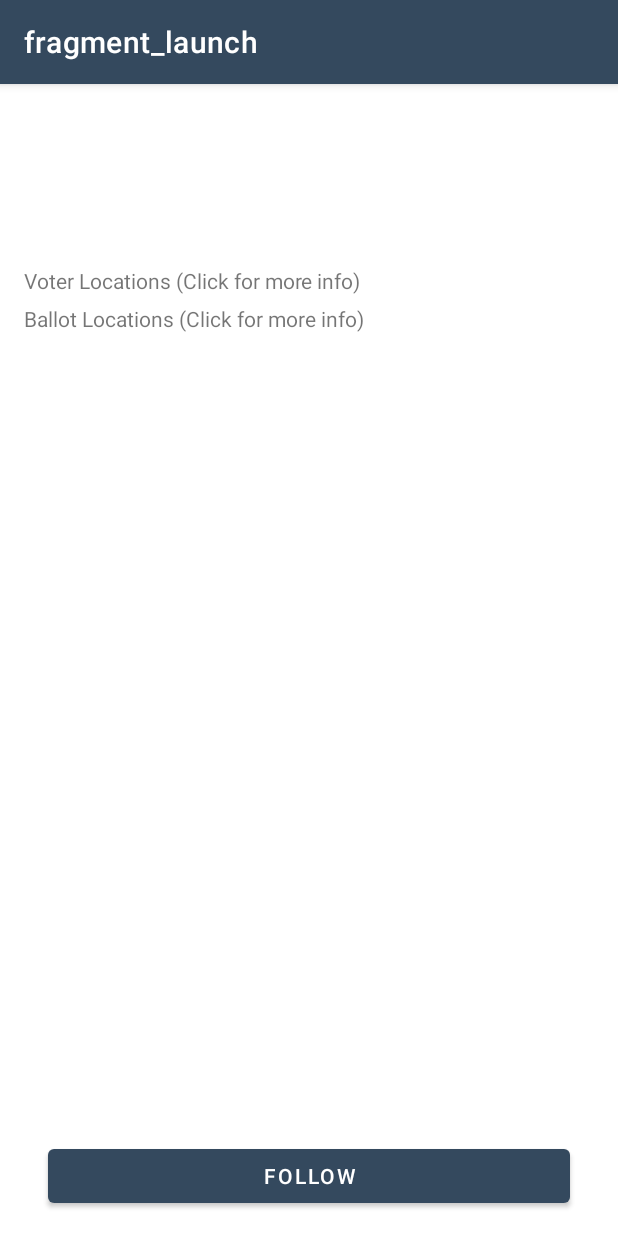
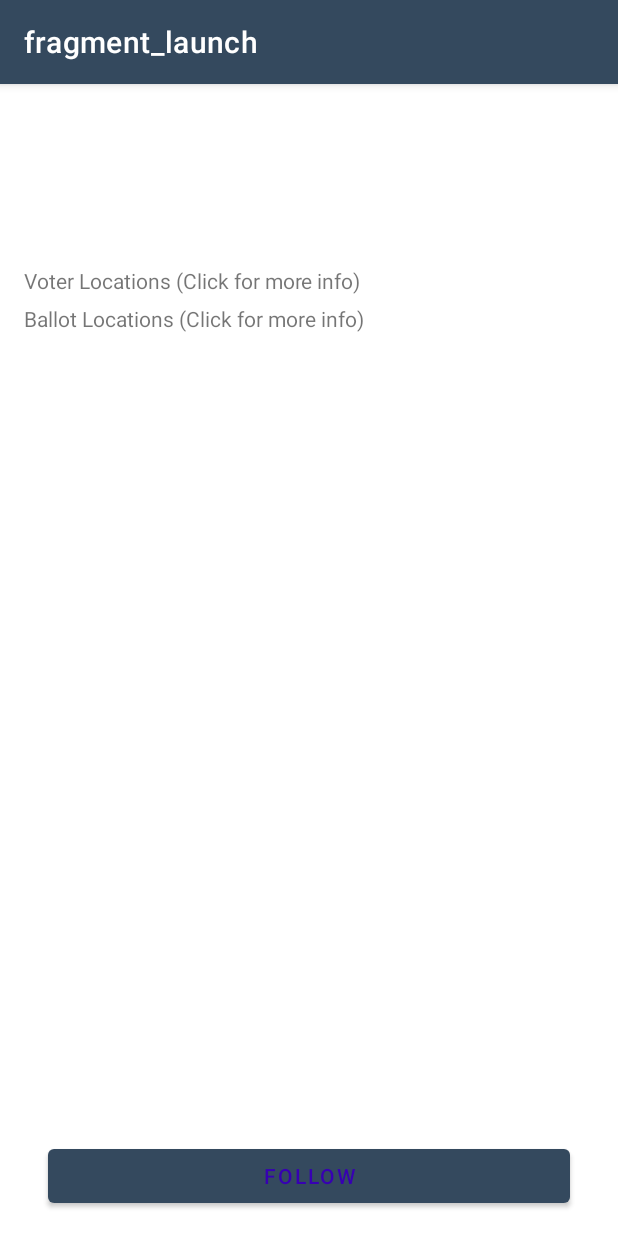
Before and after one commit to h2mcodeL/PoliticalPrep_v8_repo-save_1, an Android app: the fragment VoterInfoFragment placed in its activity, on a phone screen of 412 x 824 dp. Run offline under Robolectric (Android 15) with nearby library versions, the phone set to English and light mode, and no system bars; our stand-ins replace Room's generated code, data binding, navigation-ui; 4 statements that could not run were skipped.

Commit message:
Recyclerlist uploads elections Representatives updates Button Follow Checks v3 -v4 Button Follow CleanUp Reps update Gits voterinfo_done

```diff
--- a/app/src/main/java/com/example/android/politicalpreparedness/database/ElectionDao.kt
+++ b/app/src/main/java/com/example/android/politicalpreparedness/database/ElectionDao.kt
@@ -31,13 +31,13 @@ interface ElectionDao {
     @Query("SELECT * FROM election_table ORDER BY electionDay DESC")
     fun getAllElections(): LiveData<List<Election>>
 
-    //get all saved elections to show the followed ones-------
-  //  @Query("SELECT * FROM election_table WHERE id in (SELECT id follow_election_table) ORDER BY electionDay DESC")
-  //  fun getFollowedElections(): LiveData<List<Election>>
+    //get all saved elections to show the followed ones------- this one doesnt work
+   // @Query("SELECT * FROM election_table WHERE id in (SELECT id follow_election_table) ORDER BY electionDay DESC")
+   // fun getFollowedElections(): LiveData<List<Election>>
 
     //this one gets the elections only for the upcoming elecs. Dont use the one above
-    @Query("SELECT * FROM election_table WHERE id in (SELECT id FROM follow_election_table WHERE follow_id == id ) ORDER BY electionDay DESC")
-  //  @Query("SELECT * FROM election_table WHERE id in (SELECT id FROM follow_election_table WHERE id == id /*follow_id*/) ORDER BY electionDay DESC")
+  //  @Query("SELECT * FROM election_table WHERE id in (SELECT id FROM follow_election_table WHERE follow_id == id ) ORDER BY electionDay DESC")
+   @Query("SELECT * FROM election_table WHERE id in (SELECT id FROM follow_election_table WHERE id == /*id*/follow_id) ORDER BY electionDay DESC")
     fun getFollowedElections(): LiveData<List<Election>>
 
 
@@ -52,12 +52,12 @@ interface ElectionDao {
     fun getElection(): Election?
 
     // ---- method for passing the followed Election id -- TRY THIS ANOTHER WAY
-//    @Query("INSERT INTO follow_election_table (follow_id) VALUES (:electionID)")
-//    suspend fun followElection(electionID: Int)
-//    suspend fun followElection(election: Election) {
-//        followElection(election.id)
-//        followElection(election)
-//    }
+    @Query("INSERT INTO follow_election_table (follow_id) VALUES (:electionID)")
+    suspend fun followElection(electionID: Int)
+    suspend fun followElection(election: Election) {
+        followElection(election.id)
+        followElection(election)
+    }
 
 
     //TO DO: Add clear query
--- a/app/src/main/java/com/example/android/politicalpreparedness/election/ElectionsFragment.kt
+++ b/app/src/main/java/com/example/android/politicalpreparedness/election/ElectionsFragment.kt
@@ -47,8 +47,8 @@ class ElectionsFragment : Fragment() {
 
         //Election list
         electionsAdapter = ElectionListAdapter(ElectionListAdapter.ElectionClickListener {  //create adapter, its parameter is the clicklistener, and with this we can navigate .....
-            findNavController().navigate(ElectionsFragmentDirections.actionShowElection(it.id, it.division)) //this says its going to the VoterInfo so pass in I.D. and division from navGraph
-            Log.i("CHECK DATA", "${it.id}, ${it.name}")
+            findNavController().navigate(ElectionsFragmentDirections.actionShowElection(it.id, it.division, it)) //this says its going to the VoterInfo so pass in I.D. and division from navGraph
+             Log.i("CHECK DATA ITEMS", "${it.id}, ${it.name}, ${it.division.state}, ${it.division.country}")
         })
         binding.upcomingElectionsList.adapter = electionsAdapter
 
@@ -61,7 +61,7 @@ class ElectionsFragment : Fragment() {
 
         //SAVED ELECTIONS
         savedElectionsAdapter = ElectionListAdapter(ElectionListAdapter.ElectionClickListener {
-            findNavController().navigate(ElectionsFragmentDirections.actionShowElection(it.id, it.division))
+            findNavController().navigate(ElectionsFragmentDirections.actionShowElection(it.id, it.division, it))
         })
 
         binding.savedElectionsList.adapter = savedElectionsAdapter
--- a/app/src/main/java/com/example/android/politicalpreparedness/election/VoterInfoFragment.kt
+++ b/app/src/main/java/com/example/android/politicalpreparedness/election/VoterInfoFragment.kt
@@ -33,7 +33,7 @@ class VoterInfoFragment : Fragment() {
         //TO DO: Add ViewModel values and create ViewModel
         val dataSource = ElectionDatabase.getInstance(application).electionDao  //this gives access to teh DAO
 
-        val bundle = VoterInfoFragmentArgs.fromBundle(requireArguments())   //.selectedElection
+        val bundle = VoterInfoFragmentArgs.fromBundle(requireArguments())
         val electionId = bundle.argElectionId
         val division = bundle.argDivision
             Log.i("The ElectionID", "$electionId")
@@ -87,33 +87,32 @@ class VoterInfoFragment : Fragment() {
          */
         //check if this is done here or in the viewmodel
 
-        //TO DO: Handle loading of URLs
-
         //TO DO: Handle save button UI state
 
-        viewModel.followedElection.observe(viewLifecycleOwner, Observer { isFollowed ->
+        viewModel.isElectionFollowed.observe(viewLifecycleOwner, Observer { isFollowed ->
             isFollowed?.let {
                 //using when is cleaner
-             //   if (viewModel.followedElection.equals(true)) {
-                if (viewModel.isElectionFollowed.value == true) {
-                //if (viewModel.isElectionsFollowed.value)
-                    binding.followbutton.text = getString(R.string.follow_button)
-                    binding.followbutton.setTextColor(resources.getColor(R.color.design_default_color_primary))   //  nice colour change
+                if (viewModel.isElectionFollowed.value != false) {
+                    binding.followbutton.text = getString(R.string.unfollow_button)
+                    binding.followbutton.setTextColor(resources.getColor(R.color.colorAccent))
+                    Toast.makeText(context, getString(R.string.electionfollowed), Toast.LENGTH_SHORT).show()
+
 
                 } else {
-                    binding.followbutton.text = getString(R.string.unfollow_button)
+                    binding.followbutton.text = getString(R.string.follow_button)
                     binding.followbutton.setTextColor(resources.getColor(R.color.design_default_color_primary_dark))
+                    Toast.makeText(context, getString(R.string.electionunfollowed), Toast.LENGTH_SHORT).show()
                 }
             }
         })
 
-        viewModel.isElectionFollowed.observe(viewLifecycleOwner, Observer { followElection ->
-            if (followElection.equals(true)) {
-                binding.followbutton.text = getString(R.string.unfollow_button)
-            } else {
-                binding.followbutton.text = getString(R.string.follow_button)
-            }
-        })
+//        viewModel.isElectionFollowed.observe(viewLifecycleOwner, Observer { followElection ->
+//            if (followElection.equals(true)) {
+//                binding.followbutton.text = getString(R.string.unfollow_button)
+//            } else {
+//                binding.followbutton.text = getString(R.string.follow_button)
+//            }
+//        })
 
 
         //TO DO: cont'd Handle save button clicks
--- a/app/src/main/java/com/example/android/politicalpreparedness/election/VoterInfoViewModel.kt
+++ b/app/src/main/java/com/example/android/politicalpreparedness/election/VoterInfoViewModel.kt
@@ -9,10 +9,11 @@ import androidx.lifecycle.viewModelScope
 import com.example.android.politicalpreparedness.database.ElectionDao
 import com.example.android.politicalpreparedness.database.ElectionDatabase.Companion.getInstance
 import com.example.android.politicalpreparedness.network.CivicsApi
-import com.example.android.politicalpreparedness.network.models.Division
-import com.example.android.politicalpreparedness.network.models.Election
-import com.example.android.politicalpreparedness.network.models.VoterInfoResponse
+import com.example.android.politicalpreparedness.network.models.*
+import com.example.android.politicalpreparedness.repository.ElectionsRepository
+import kotlinx.coroutines.Dispatchers
 import kotlinx.coroutines.launch
+import kotlinx.coroutines.withContext
 import java.net.UnknownHostException
 
 class VoterInfoViewModel(private val database: ElectionDao,
@@ -20,14 +21,14 @@ class VoterInfoViewModel(private val database: ElectionDao,
                          private val division: Division, application: Application) : ViewModel() {
 
     //TO DO: Add var and methods to populate voter info
-   // private val election: Election? = null
+    private val election: Election? = null
 
- //   private val elect = MutableLiveData<Election?>()
+    private val elect = MutableLiveData<Election?>()
 
     private val db = getInstance(application)   //what is this for?
 
     //get access to repo
- //   private val electionsRepository = ElectionsRepository(db)       //this is not being used
+    private val electionsRepository = ElectionsRepository(db)       //this is not being used
 
 
     private val _followedElection = MutableLiveData<Int>()
@@ -68,43 +69,83 @@ class VoterInfoViewModel(private val database: ElectionDao,
     val validSite: LiveData<Boolean>
         get() = _validSite
 
+    private val _address = MutableLiveData<Address>()
+    val address: LiveData<Address>
+        get() = _address
+
+    private val _status = MutableLiveData<Address>()
+    val status: LiveData<Address>
+        get() = _status
+
+
     init {
         getInfo()
         Log.i("Selected Info", "$selectedVoterInfo")
     }
 
+
+//    private fun getInfo() {
+//        viewModelScope.launch {
+//           // try {
+//                //var addr = _address.value!!.toFormattedString()
+//               // var address = "country:${division.country}" this does not work, so dont use. it needs to be division.country, not "division.country
+//            var address = division.country  //we need to create the variable
+//
+//                if (division.state.isNotBlank() && division.state.isNotEmpty()) {
+//               address += "/state:${division.state}"
+//                //"/state:${division.state}"
+//         //   } else {
+//          //     address +=  "/state:al"
+//            }
+//                _selectedVoterInfo.value = CivicsApi.retrofitService.getVoterInfo(address, electionId)
+//
+//                Log.i("SELECTED VOTER", "${selectedVoterInfo.value}")
+//                Log.i("VOTER INFO", "$division.country")
+//          //  }
+//
+//          //  catch (e: UnknownHostException) {
+//          //      Log.i("Address Issues", division.country)
+//          //  }
+//            }
+//        //}
+//    }
+
+
+    // val address = _address.value!!.toFormattedString()
     //get the voter info, launch a coroutine as this is a long running op
     private fun getInfo() {
         viewModelScope.launch {
             try {
-                var address = "country:${division.country}"
-                //address += if (division.state.isNotBlank() && division.state.isNotEmpty()) {    //dont pass address here
+                var address = division.country
+
                 if (division.state.isNotBlank() && division.state.isNotEmpty()) {
-                    //  address += if (division.state.isBlank() && division.state.isEmpty()) {
                     address += "/state:${division.state}"
-                    //"/state:${division.state}"
+
                 } else {
-                    address += "/state:ca"
+                    address += "/state:al"
                 }
                 _selectedVoterInfo.value = CivicsApi.retrofitService.getVoterInfo(
                         address, electionId)
                 Log.i("SELECTED VOTER", "${selectedVoterInfo.value}")
             } catch (e: UnknownHostException) {
+
+                Log.i("VoterInfo", "")
+
             }
         }
     }
 
     //set up click function for voting locations
     fun votingLocationsClick() {
-        try {
+        // try {
         //if (_selectedVoterInfo.value != null) {
         _voterLocations.value = _selectedVoterInfo.value?.state?.get(0)?.electionAdministrationBody?.votingLocationFinderUrl
         //  } else {
-        } catch (e: NullPointerException) {
+        //  } catch (e: NullPointerException) {
         Log.i("Location URL Click", "${_voterLocations.value}")
         // _selectedVoterInfo.value = null
         _validSite.value = false
-        }
+        //    }
     }
 
     fun votingLocationsNavigated() {
@@ -127,14 +168,42 @@ class VoterInfoViewModel(private val database: ElectionDao,
     private val _isElectionFollowed = MutableLiveData(false)
     val isElectionFollowed: LiveData<Boolean>
         get() = _isElectionFollowed
-}
 
+// }
 
 
     //TO DO: Populate voter info -- hide views without provided data.
     /**
     Hint: You will need to ensure proper data is provided from previous fragment.
      */
+
+    fun followButton() {
+        viewModelScope.launch {
+            withContext(Dispatchers.IO) {
+             val elec = FollowedElection(electionId)
+            if (isElectionFollowed.value != false) {
+                deleteElection()
+            } else {
+                insert(elec)
+            }}
+        }
+    }
+
+    private fun insert(followelection: FollowedElection) {
+                database.insertFollowedElection(followelection)
+                _isElectionFollowed.value = true
+    }
+
+    private suspend fun deleteElection() {
+        viewModelScope.launch {
+          //  return@launch withContext(Dispatchers.IO) {
+                //database.clearFollowed()
+                database.unfollowElection(electionId)
+                _isElectionFollowed.value = false
+            }
+      //  }
+    }
+}
 
 
 
--- a/app/src/main/java/com/example/android/politicalpreparedness/election/VoterInfoViewModelFactory.kt
+++ b/app/src/main/java/com/example/android/politicalpreparedness/election/VoterInfoViewModelFactory.kt
@@ -6,19 +6,17 @@ import androidx.lifecycle.ViewModelProvider
 import com.example.android.politicalpreparedness.database.ElectionDao
 import com.example.android.politicalpreparedness.network.models.Division
 
-//we require dataSource, electionId, division
 class VoterInfoViewModelFactory(
 
         private val dataSource: ElectionDao,
         private val electionId: Int,
         private val division: Division,
         private val application: Application) : ViewModelProvider.Factory {
-    //private val application: Application) : ViewModelProvider.Factory {
 
     @Suppress("unchecked_cast")
     override fun <T : ViewModel?> create(modelClass: Class<T>): T {
         if (modelClass.isAssignableFrom(VoterInfoViewModel::class.java)) {
-            return VoterInfoViewModel(dataSource, electionId, division, application) as T       //(dataSource, electionId, division/*, application*/) as T
+            return VoterInfoViewModel(dataSource, electionId, division, application) as T
         }
         throw IllegalArgumentException("Unable to create VoterInfoViewModel")
     }
--- a/app/src/main/java/com/example/android/politicalpreparedness/network/CivicsApiService.kt
+++ b/app/src/main/java/com/example/android/politicalpreparedness/network/CivicsApiService.kt
@@ -49,7 +49,7 @@ interface CivicsApiService {
     @GET("voterinfo")   //"voterinfo" as required for http request
     suspend fun getVoterInfo(
             @Query("address") address: String,  //this is throwing an error. Check on civics api
-            @Query("electionId") electionId: Int):  /*Deferred<*/VoterInfoResponse//>     //deferred added here
+            @Query("electionId") electionId: Int): VoterInfoResponse     //deferred added here
 
     //TO DO: Add representatives API Call
     @GET("representatives")
--- a/app/src/main/java/com/example/android/politicalpreparedness/network/models/Election.kt
+++ b/app/src/main/java/com/example/android/politicalpreparedness/network/models/Election.kt
@@ -23,5 +23,4 @@ data class Election(
 //Table for followed elections
 @Entity(tableName = "follow_election_table")
 data class FollowedElection(
-      //  @PrimaryKey var follow_id: Int)
         @PrimaryKey var follow_id: Int)
--- a/app/src/main/res/layout/fragment_voter_info.xml
+++ b/app/src/main/res/layout/fragment_voter_info.xml
@@ -11,9 +11,9 @@
             name="viewModel"
             type="com.example.android.politicalpreparedness.election.VoterInfoViewModel" />
 
-        <variable
-            name="adapterlink"
-            type="com.example.android.politicalpreparedness.election.adapter.ElectionListAdapter.ElectionClickListener" />
+<!--        <variable-->
+<!--            name="adapterlink"-->
+<!--            type="com.example.android.politicalpreparedness.election.adapter.ElectionListAdapter.ElectionClickListener" />-->
 
         <!--        <variable-->
         <!--            name="election"-->
@@ -126,16 +126,14 @@
             android:layout_marginStart="16dp"
             android:layout_marginEnd="16dp"
             android:layout_marginBottom="16dp"
-
             android:text="@string/follow_button"
             app:layout_constraintBottom_toBottomOf="parent"
             app:layout_constraintEnd_toEndOf="parent"
             app:layout_constraintHorizontal_bias="1.0"
             app:layout_constraintStart_toStartOf="parent"
-            tools:text="@string/follow_button" />
-<!--        android:onClick="@{() -> viewModel.followButton()}"-->
-
-<!--                android.fadeVisible="@{!viewModel.showLoading}"-->
+            tools:text="@string/follow_button"
+            android:onClick="@{() -> viewModel.followButton()}"/>
+<!--            android.fadeVisible="@{!viewModel.showLoading}"/>-->
 
     </androidx.constraintlayout.widget.ConstraintLayout>
 </layout>
--- a/app/src/main/res/navigation/nav_graph.xml
+++ b/app/src/main/res/navigation/nav_graph.xml
@@ -36,15 +36,14 @@
         <argument
             android:name="arg_division"
             app:argType="com.example.android.politicalpreparedness.network.models.Division" />
-<!--        <action-->
-<!--            android:id="@+id/action_voterInfoFragment_to_electionsFragment"-->
-<!--            app:destination="@id/electionsFragment" />-->
+        <action
+            android:id="@+id/action_voterInfoFragment_to_electionsFragment"
+            app:destination="@id/electionsFragment" />
 
-<!--                <argument-->
-<!--                    android:name="selectedElection"-->
-<!--                    app:argType="com.example.android.politicalpreparedness.network.models.Election"/>-->
-
-    </fragment>
+                <argument
+                    android:name="selectedElection"
+                    app:argType="com.example.android.politicalpreparedness.network.models.Election"/>
+         </fragment>
 
     <fragment
         android:id="@+id/electionsFragment"
@@ -56,7 +55,7 @@
         <action
             android:id="@+id/action_showElection"
             app:destination="@id/voterInfoFragment" />
-<!--            android:id="@+id/electionFragment_to_voterInfoFragment"-->
+
 
     </fragment>
 </navigation>
--- a/app/src/main/res/values/strings.xml
+++ b/app/src/main/res/values/strings.xml
@@ -8,6 +8,7 @@
  21.01.22
 Updates - 26.1.2022
 Still works, just some items have stopped working suddenly 14.2.22
+Resolved the address issue on VoterInfo. 15.2.22
 
 
 project stages complete
@@ -150,6 +151,9 @@ Does the application provide a coherent user experience that effectively and int
     <string name="follow_button">FOLLOW</string>
     <string name="unfollow_button">UNFOLLOW</string>
 
+    <string name="electionfollowed">Election Followed</string>
+    <string name="electionunfollowed">Election Unfollowed</string>
+
     <!-- permissions messages-->
     <string name="permission_denied_explanation">You need to grant location permission in order to select the location.</string>
     <string name="no_location_detected">
```
Also changed, not shown: app/src/main/java/com/example/android/politicalpreparedness/election/ElectionsViewModel.kt (+9 -9 lines). Lines whose indentation alone changed are shown as unchanged.
